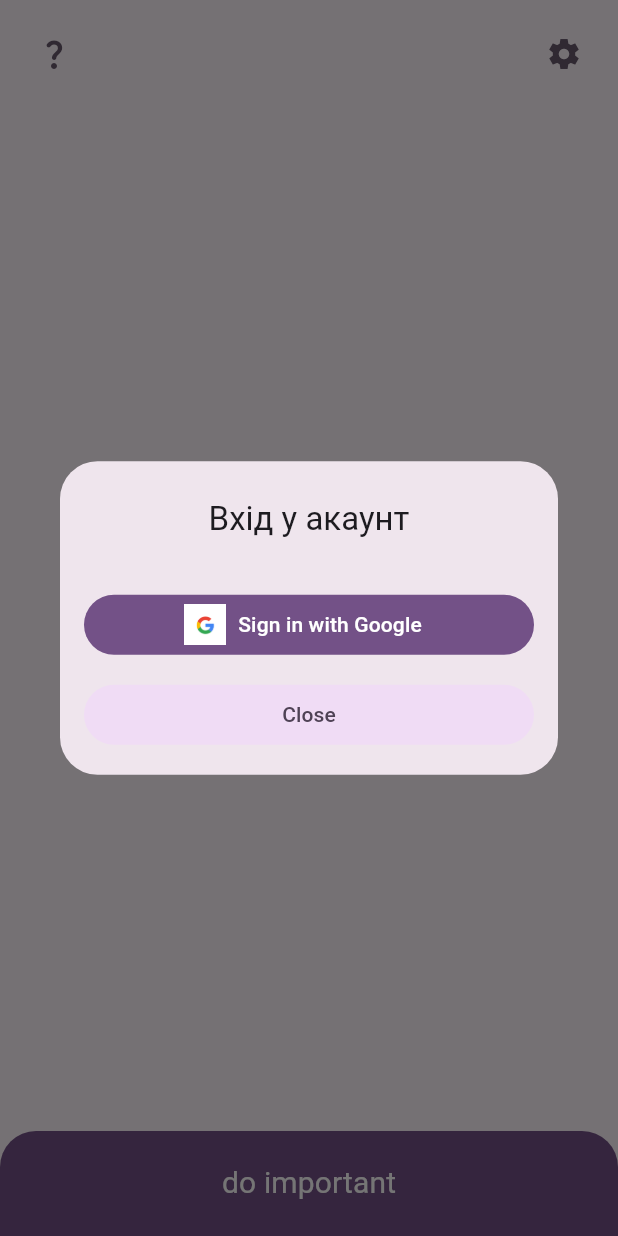
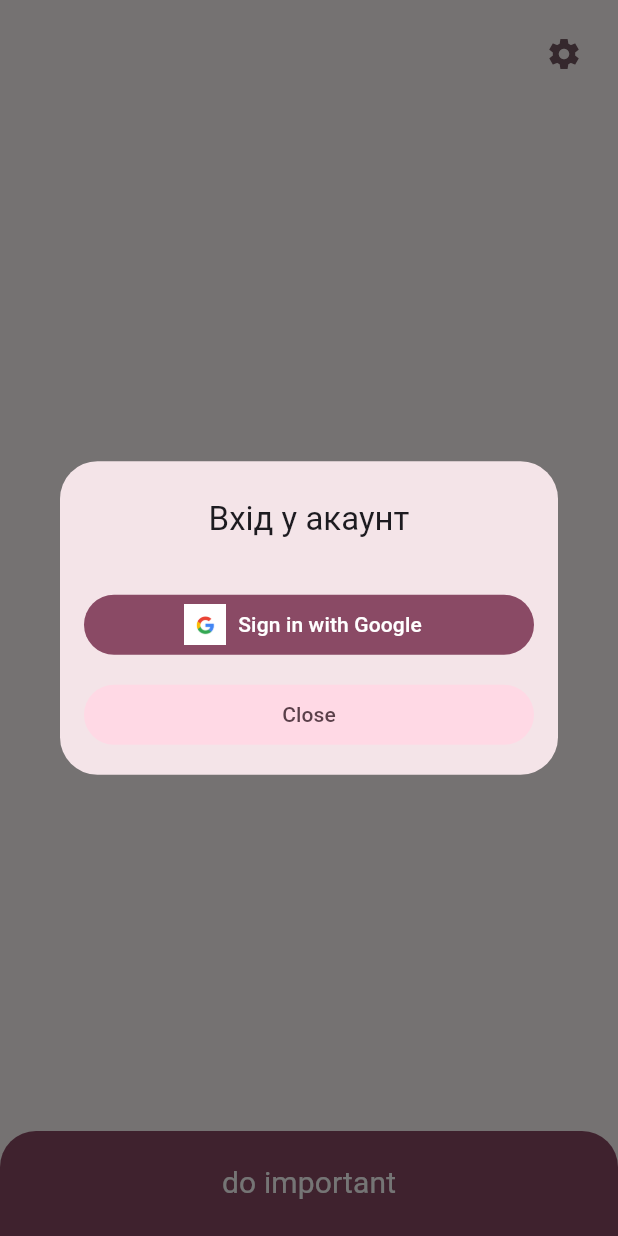
Before and after one commit to jazzkrop/do-important-zanovo, a Flutter app: the screen it shows after launch, on a phone screen of 412 x 824 dp. Run offline on Flutter 3.47's test engine with Material 3 defaults, Android fonts, the phone set to English and light mode, and no system bars; our stand-ins replace cloud_firestore, connectivity_plus, delayed_display, firebase_auth, firebase_core, flutter_screenutil and 3 more; accounts and stored records are empty.

Commit message:
colors for yanochka

```diff
--- a/lib/src/app.dart
+++ b/lib/src/app.dart
@@ -34,17 +34,7 @@ class MyApp extends StatelessWidget {
       ),
     );
 
-    ThemeData themeDataDark = themeData.copyWith(
-      colorScheme: ColorScheme.fromSeed(
-        seedColor: settingsController.seedColor,
-        brightness: Brightness.dark,
-      ),
-      textTheme: GoogleFonts.ysabeauInfantTextTheme(
-              ThemeData(brightness: Brightness.dark).textTheme)
-          .copyWith(titleMedium: const TextStyle(fontSize: 17)),
-    );
-
-    ThemeData(
+    ThemeData themeDataDark = ThemeData(
       bottomSheetTheme: const BottomSheetThemeData(showDragHandle: true),
       fontFamily: GoogleFonts.ysabeauInfant().fontFamily,
       textTheme: GoogleFonts.ysabeauInfantTextTheme(
@@ -60,6 +50,7 @@ class MyApp extends StatelessWidget {
         contentPadding: EdgeInsets.symmetric(horizontal: 0, vertical: 0),
       ),
     );
+
     print(colorScheme.toString());
     // The ListenableBuilder Widget listens to the SettingsController for changes.
     // Whenever the user updates their settings, the MaterialApp is rebuilt.
--- a/lib/src/settings/settings_controller.dart
+++ b/lib/src/settings/settings_controller.dart
@@ -19,7 +19,7 @@ class SettingsController with ChangeNotifier {
   // also persisting the changes with the SettingsService.
   late ThemeMode _themeMode;
   // final Color _seedColor = Color.fromARGB(255, 162, 111, 243);
-  final Color _seedColor = Color.fromARGB(234, 254, 240, 255);
+  final Color _seedColor = Color.fromARGB(230, 255, 203, 221);
   // final Color _seedColor = Color.fromARGB(255, 243, 201, 111);
 
   // Allow Widgets to read the user's preferred ThemeMode.
--- a/lib/src/task_feature/task_list_view.dart
+++ b/lib/src/task_feature/task_list_view.dart
@@ -57,11 +57,7 @@ class _TaskListViewState extends State<TaskListView> {
       child: Row(
         mainAxisAlignment: MainAxisAlignment.spaceBetween,
         children: [
-          IconButton(
-            onPressed: () {},
-            color: Theme.of(context).colorScheme.secondary,
-            icon: const Icon(Icons.question_mark_rounded),
-          ),
+          const SizedBox(width: 12),
           IconButton(
               onPressed: () {
                 Navigator.of(context).pushNamed(SettingsView.routeName);
```
Also changed, not shown: pubspec.lock.
